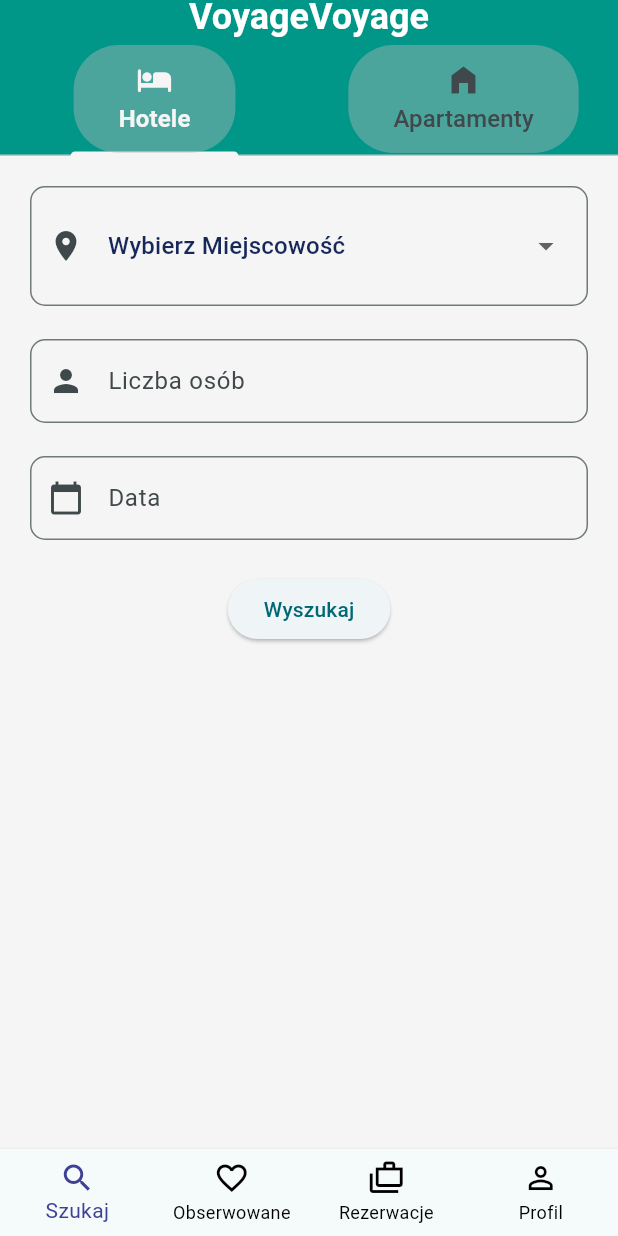
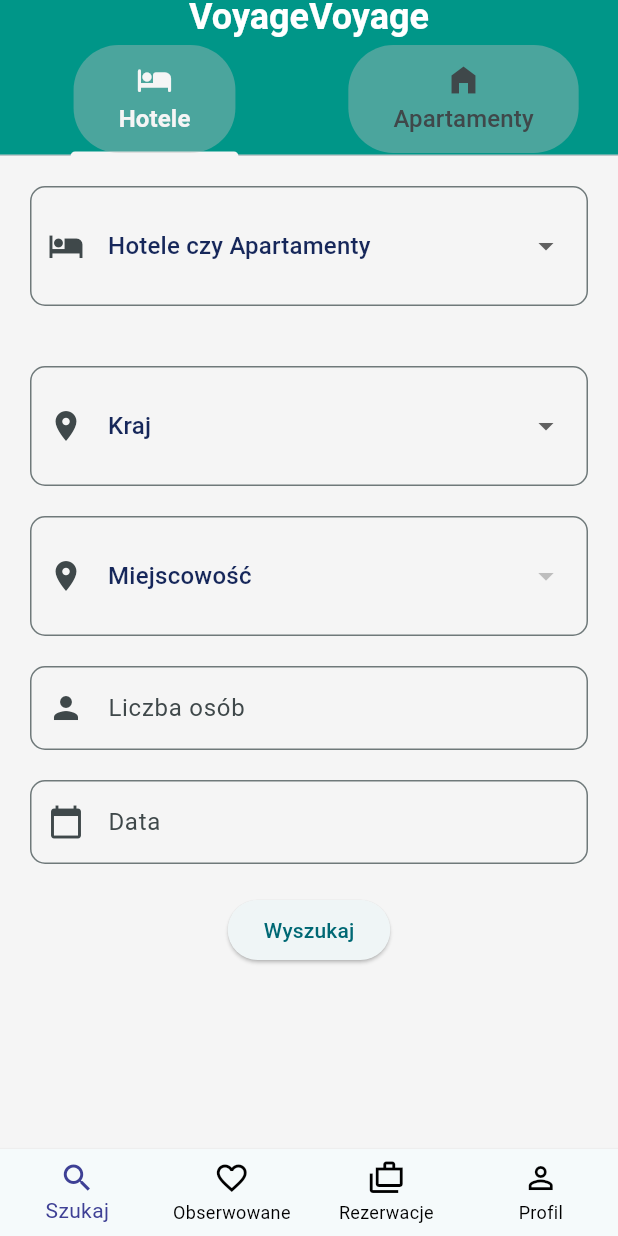
Before and after one commit to HappyHunt/travel_app, a Flutter app: the screen it shows after launch, on a phone screen of 412 x 824 dp. Run offline on Flutter 3.47's test engine with Material 2 defaults, Android fonts, the phone set to English and light mode, and no system bars; our stand-ins replace firebase_core, flutter_calendar_carousel; accounts and stored records are empty.

Commit message:
hotel/apartment dropdown //TODO: change dropdown to TabBar

```diff
--- a/lib/pages/home/home_page.dart
+++ b/lib/pages/home/home_page.dart
@@ -1,5 +1,3 @@
-import 'dart:ffi';
-
 import 'package:flutter/cupertino.dart';
 import 'package:flutter/material.dart';
 import 'package:flutter/services.dart';
@@ -9,22 +7,22 @@ import 'package:flutter_calendar_carousel/classes/event_list.dart';
 
 import '../../main.dart';
 
-List<String> categories = <String>['Hotele', 'Apartamenty'];
+List<String> categories = ['Hotele', 'Apartamenty'];
 TextEditingController _dateValueController = TextEditingController();
 
 class HomeScreen extends StatelessWidget {
-  const HomeScreen({super.key});
+  const HomeScreen({Key? key}) : super(key: key);
 
   @override
   Widget build(BuildContext context) {
-    return const Scaffold(
+    return Scaffold(
       body: Center(child: AppBarHome()),
     );
   }
 }
 
 class AppBarHome extends StatelessWidget {
-  const AppBarHome({super.key});
+  const AppBarHome({Key? key}) : super(key: key);
 
   @override
   Widget build(BuildContext context) {
@@ -34,71 +32,73 @@ class AppBarHome extends StatelessWidget {
         appBar: AppBar(
           title: const Center(
             child: Padding(
-                padding: const EdgeInsets.only(top: 2.0, bottom: 10.0),
+              padding: EdgeInsets.only(top: 2.0, bottom: 10.0),
               child: Text(
                 'VoyageVoyage',
                 style: TextStyle(
                   fontSize: 24,
-                      fontWeight: FontWeight.bold, // Add bold style
-                      color: Colors.white, // Text color
+                  fontWeight: FontWeight.bold,
+                  color: Colors.white,
                 ),
-                  )
+              ),
             ),
           ),
           scrolledUnderElevation: 4.0,
           shadowColor: Theme.of(context).shadowColor,
           backgroundColor: appTheme.secondaryHeaderColor,
           bottom: TabBar(
-                labelStyle:
-                    const TextStyle(fontSize: 16, fontWeight: FontWeight.bold),
+            labelStyle: TextStyle(fontSize: 16, fontWeight: FontWeight.bold),
             labelColor: appTheme.scaffoldBackgroundColor,
-                unselectedLabelStyle: const TextStyle(fontSize: 16),
+            unselectedLabelStyle: TextStyle(fontSize: 16),
             indicatorColor: appTheme.scaffoldBackgroundColor,
-                tabs: <Widget>[
-                  Padding(
-                    padding: const EdgeInsets.symmetric(horizontal: 2.0),
-                    // Dodaj padding na lewo i prawo
+            tabs: categories.map((String category) {
+              return Padding(
+                padding: EdgeInsets.symmetric(horizontal: 2.0),
                 child: Container(
                   decoration: BoxDecoration(
                     color: appTheme.highlightColor,
                     borderRadius: BorderRadius.circular(30.0),
                   ),
-                      padding: const EdgeInsets.symmetric(horizontal: 30.0),
+                  padding: EdgeInsets.symmetric(horizontal: 30.0),
                   child: Tab(
-                        icon: const Icon(Icons.hotel_rounded, size: 24),
-                        text: categories[0],
+                    icon: category == 'Hotele'
+                        ? Icon(Icons.hotel_rounded, size: 24)
+                        : Icon(Icons.home_filled, size: 24),
+                    text: category,
                   ),
                 ),
-                  ),
-                  Padding(
-                    padding: const EdgeInsets.symmetric(horizontal: 2.0),
-                    // Dodaj padding na lewo i prawo
-                    child: Container(
-                      decoration: BoxDecoration(
-                        color: appTheme.highlightColor,
-                        borderRadius: BorderRadius.circular(30.0),
-                      ),
-                      padding: const EdgeInsets.symmetric(horizontal: 30.0),
-                      child: Tab(
-                        icon: const Icon(Icons.home_filled, size: 24),
-                        text: categories[1],
+              );
+            }).toList(),
           ),
         ),
+        body: const HomeSearchScreen(),
       ),
-                ],
-              ),
-            ),
-            body: SearchScreen()));
+    );
   }
 }
 
-class SearchScreen extends StatefulWidget {
+class HomeSearchScreen extends StatefulWidget {
+  const HomeSearchScreen({Key? key}) : super(key: key);
+
   @override
-  _SearchScreenState createState() => _SearchScreenState();
+  _HomeSearchScreenState createState() => _HomeSearchScreenState();
 }
 
-class _SearchScreenState extends State<SearchScreen> {
+class _HomeSearchScreenState extends State<HomeSearchScreen> {
+  String? selectedCountry;
   String? selectedLocation;
+  String? selectedMealType; // Nowa zmienna dla zakładki Hotele
+  String? selectedApartmentSize; // Nowa zmienna dla zakładki Apartamenty
+  String? hotelOrApartment; // Nowa zmienna do wyboru między Hotele a Apartamenty
+
+  Map<String, List<String>> locationsData = {
+    'Francja': ['Nicea', 'Cannes'],
+    'Meksyk': ['Meksyk City', 'Playa del Carmen'],
+    'Polska': ['Władysławowo', 'Rokietniki górne'],
+  };
+
+  List<String> mealTypes = ['Bez wyżywienia', 'BB', 'HB', 'AI']; // Nowa lista dla zakładki Hotele
+  List<String> apartmentSizes = ['0-35m2', '36-50m2', '+50m2']; // Nowa lista dla zakładki Apartamenty
 
   @override
   Widget build(BuildContext context) {
@@ -110,7 +110,94 @@ class _SearchScreenState extends State<SearchScreen> {
           children: [
             InputDecorator(
               decoration: InputDecoration(
-                hintText: 'Lokalizacja',
+                hintText: 'Hotele czy Apartamenty',
+                prefixIcon: Icon(Icons.hotel),
+                border: OutlineInputBorder(
+                  borderRadius: BorderRadius.circular(10.0),
+                ),
+              ),
+              child: DropdownButtonHideUnderline(
+                child: DropdownButton<String>(
+                  hint: Text('Hotele czy Apartamenty'),
+                  value: hotelOrApartment,
+                  onChanged: (String? newValue) {
+                    setState(() {
+                      hotelOrApartment = newValue;
+                      selectedCountry = null;
+                      selectedLocation = null;
+                      selectedMealType = null;
+                      selectedApartmentSize = null;
+                    });
+                  },
+                  items: categories.map((String option) {
+                    return DropdownMenuItem<String>(
+                      value: option,
+                      child: Text(option),
+                    );
+                  }).toList(),
+                ),
+              ),
+            ),
+            SizedBox(height: 20),
+            if (hotelOrApartment == 'Hotele') ...[
+              InputDecorator(
+                decoration: InputDecoration(
+                  hintText: 'Rodzaj wyżywienia',
+                  prefixIcon: Icon(Icons.restaurant),
+                  border: OutlineInputBorder(
+                    borderRadius: BorderRadius.circular(10.0),
+                  ),
+                ),
+                child: DropdownButtonHideUnderline(
+                  child: DropdownButton<String>(
+                    hint: Text('Rodzaj wyżywienia'),
+                    value: selectedMealType,
+                    onChanged: (String? newValue) {
+                      setState(() {
+                        selectedMealType = newValue;
+                      });
+                    },
+                    items: mealTypes.map((String mealType) {
+                      return DropdownMenuItem<String>(
+                        value: mealType,
+                        child: Text(mealType),
+                      );
+                    }).toList(),
+                  ),
+                ),
+              ),
+            ] else if (hotelOrApartment == 'Apartamenty') ...[
+              InputDecorator(
+                decoration: InputDecoration(
+                  hintText: 'Metraż',
+                  prefixIcon: Icon(Icons.aspect_ratio),
+                  border: OutlineInputBorder(
+                    borderRadius: BorderRadius.circular(10.0),
+                  ),
+                ),
+                child: DropdownButtonHideUnderline(
+                  child: DropdownButton<String>(
+                    hint: Text('Metraż'),
+                    value: selectedApartmentSize,
+                    onChanged: (String? newValue) {
+                      setState(() {
+                        selectedApartmentSize = newValue;
+                      });
+                    },
+                    items: apartmentSizes.map((String size) {
+                      return DropdownMenuItem<String>(
+                        value: size,
+                        child: Text(size),
+                      );
+                    }).toList(),
+                  ),
+                ),
+              ),
+            ],
+            SizedBox(height: 20),
+            InputDecorator(
+              decoration: InputDecoration(
+                hintText: 'Kraj',
                 prefixIcon: Icon(Icons.location_on),
                 border: OutlineInputBorder(
                   borderRadius: BorderRadius.circular(10.0),
@@ -118,23 +205,51 @@ class _SearchScreenState extends State<SearchScreen> {
               ),
               child: DropdownButtonHideUnderline(
                 child: DropdownButton<String>(
-                  hint: Text('Wybierz Miejscowość'),
+                  hint: Text('Kraj'),
+                  value: selectedCountry,
+                  onChanged: (String? newValue) {
+                    setState(() {
+                      selectedCountry = newValue;
+                      selectedLocation = null;
+                    });
+                  },
+                  items: locationsData.keys.map((String country) {
+                    return DropdownMenuItem<String>(
+                      value: country,
+                      child: Text(country),
+                    );
+                  }).toList(),
+                ),
+              ),
+            ),
+            SizedBox(height: 20),
+            InputDecorator(
+              decoration: InputDecoration(
+                hintText: 'Miejscowość',
+                prefixIcon: Icon(Icons.location_on),
+                border: OutlineInputBorder(
+                  borderRadius: BorderRadius.circular(10.0),
+                ),
+              ),
+              child: DropdownButtonHideUnderline(
+                child: DropdownButton<String>(
+                  hint: Text('Miejscowość'),
                   value: selectedLocation,
                   onChanged: (String? newValue) {
                     setState(() {
                       selectedLocation = newValue;
                     });
                   },
-                  items: ['Francja', 'Meksyk', 'Cipa Jasia'].map((String value) {
+                  items: locationsData[selectedCountry]?.map((String location) {
                     return DropdownMenuItem<String>(
-                      value: value,
-                      child: Text(value),
+                      value: location,
+                      child: Text(location),
                     );
                   }).toList(),
                 ),
               ),
             ),
-            SizedBox(height: 22),
+            SizedBox(height: 20),
             TextField(
               decoration: InputDecoration(
                 hintText: 'Liczba osób',
@@ -146,7 +261,7 @@ class _SearchScreenState extends State<SearchScreen> {
               keyboardType: TextInputType.number,
               inputFormatters: [FilteringTextInputFormatter.digitsOnly],
             ),
-            SizedBox(height: 22),
+            SizedBox(height: 20),
             TextFormField(
               controller: _dateValueController,
               readOnly: true,
@@ -161,7 +276,7 @@ class _SearchScreenState extends State<SearchScreen> {
                 _showCalendarDialog(context);
               },
             ),
-            SizedBox(height: 22),
+            SizedBox(height: 20),
             Center(
               child: ElevatedButton(
                 onPressed: () {
@@ -175,6 +290,7 @@ class _SearchScreenState extends State<SearchScreen> {
       ),
     );
   }
+
   void _showCalendarDialog(BuildContext context) {
     showDialog(
       context: context,
@@ -182,9 +298,7 @@ class _SearchScreenState extends State<SearchScreen> {
         return AlertDialog(
           content: Container(
             width: MediaQuery.of(context).size.width * 0.9,
-            // Maksymalna szerokość
             height: MediaQuery.of(context).size.height * 0.4,
-            // Maksymalna wysokość // Ustaw wysokość kontenera, dostosuj do potrzeb
             child: CalendarWidget(),
           ),
           actions: [
@@ -230,7 +344,6 @@ class _CalendarWidgetState extends State<CalendarWidget> {
         _handleDateSelection(date);
       },
       weekdayTextStyle: TextStyle(color: appTheme.secondaryHeaderColor),
-        // Zmiana koloru nazw dni na zielony
       weekendTextStyle: const TextStyle(color: Colors.red),
       weekFormat: false,
       markedDatesMap: _generateMarkedDates(),
@@ -241,7 +354,8 @@ class _CalendarWidgetState extends State<CalendarWidget> {
         side: BorderSide(color: Colors.blue, width: 2.0),
       ),
       daysHaveCircularBorder: true,
-        firstDayOfWeek: 1);
+      firstDayOfWeek: 1,
+    );
   }
 
   void _handleDateSelection(DateTime date) {
@@ -265,10 +379,8 @@ class _CalendarWidgetState extends State<CalendarWidget> {
   }
 
   EventList<Event> _generateMarkedDates() {
-    // Clear existing marked dates
     _markedDateMap.clear();
 
-    // Mark dates between _rangeStartDate and _rangeEndDate
     DateTime currentDate = _rangeStartDate;
     while (currentDate.isBefore(_rangeEndDate) ||
         currentDate.isAtSameMomentAs(_rangeEndDate)) {
@@ -278,7 +390,7 @@ class _CalendarWidgetState extends State<CalendarWidget> {
           date: currentDate,
           icon: Container(
             decoration: const BoxDecoration(
-              color: Colors.blue, // Adjust the color as needed
+              color: Colors.blue,
               shape: BoxShape.circle,
             ),
           ),
```
Lines whose indentation alone changed are shown as unchanged.
